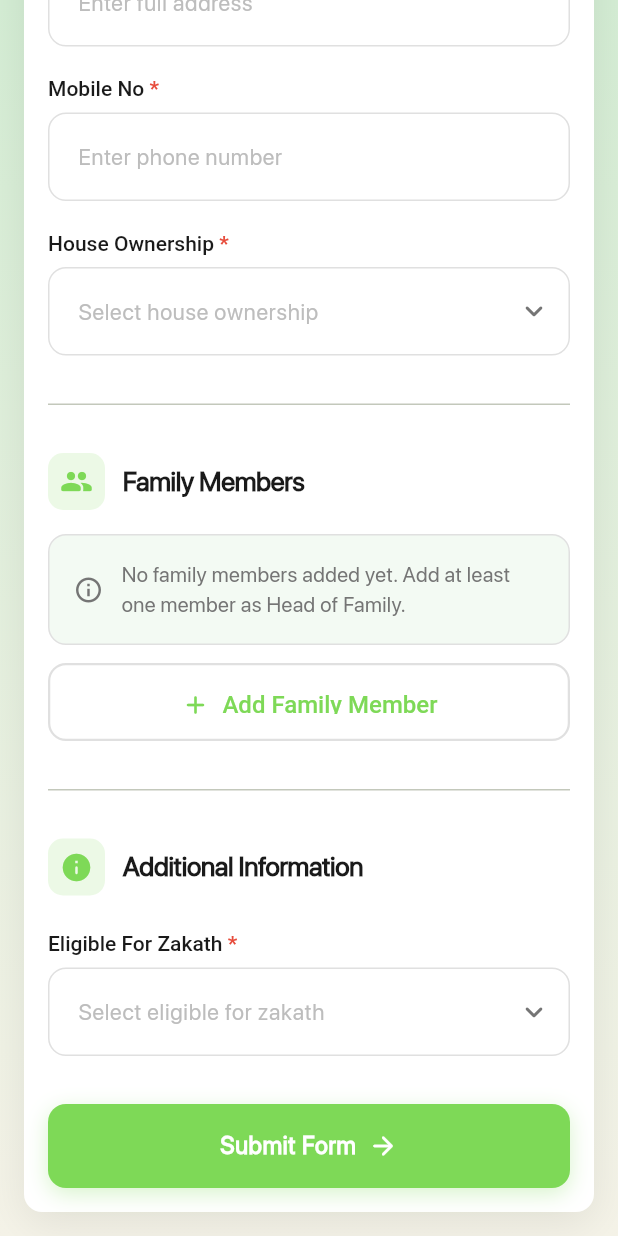
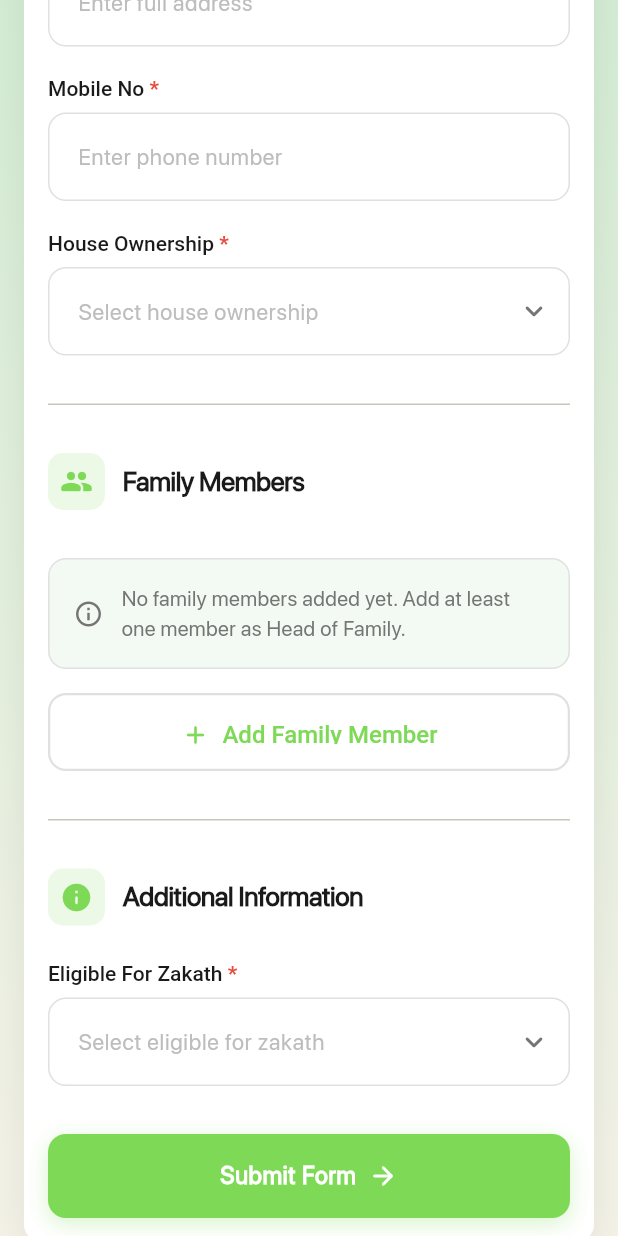
Before and after one commit to iamafzalhassan/mmf, a Flutter app: the screen it shows after launch, scrolled down 471 dp, on a phone screen of 412 x 824 dp. Run offline on Flutter 3.47's test engine with Material 3 defaults, Android fonts, the phone set to English and light mode, and no system bars; our stand-ins replace dartz, equatable, flutter_bloc, get_it.

```diff
--- a/lib/presentation/pages/mahalla_form.dart
+++ b/lib/presentation/pages/mahalla_form.dart
@@ -105,8 +105,7 @@ class MahallaForm extends StatelessWidget {
               fontSize: 32,
               fontWeight: FontWeight.w700,
               color: AppTheme.textPrimary,
-            height: 1.25
-          ),
+              height: 1.25),
         ),
         Text(
           'Kohilawatta Jumma Masjid & Burial Ground',
@@ -230,9 +229,10 @@ class MahallaForm extends StatelessWidget {
           title: 'Family Members',
           icon: Icons.people_rounded,
         ),
-        const SizedBox(height: 16),
         if (state.familyMembers.isEmpty)
-          Container(
+          Padding(
+            padding: const EdgeInsets.only(top: 32, bottom: 16),
+            child: Container(
               padding: const EdgeInsets.all(16),
               decoration: BoxDecoration(
                 color: AppTheme.scaffoldBackground.withOpacity(0.5),
@@ -256,13 +256,14 @@ class MahallaForm extends StatelessWidget {
                 ],
               ),
             ),
-        if (state.familyMembers.isNotEmpty) const SizedBox(height: 16),
+          ),
+        if (state.familyMembers.isNotEmpty) const SizedBox(height: 32),
         ...List.generate(
           state.familyMembers.length,
           (index) {
             final member = state.familyMembers[index];
             return Padding(
-              padding: const EdgeInsets.only(bottom: 12),
+              padding: const EdgeInsets.only(bottom: 16),
               child: FamilyMemberCard(
                 index: index,
                 member: member,
@@ -314,7 +315,6 @@ class MahallaForm extends StatelessWidget {
             );
           },
         ),
-        const SizedBox(height: 12),
         SizedBox(
           height: 52,
           width: double.infinity,
```
Also changed, not shown: lib/presentation/widgets/custom_dropdown.dart (+17 -14 lines). Lines whose indentation alone changed are shown as unchanged.
